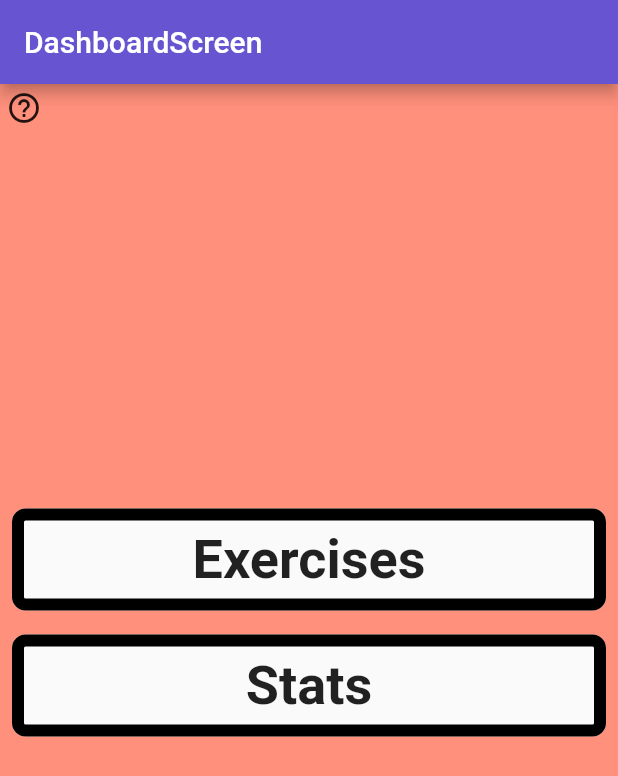
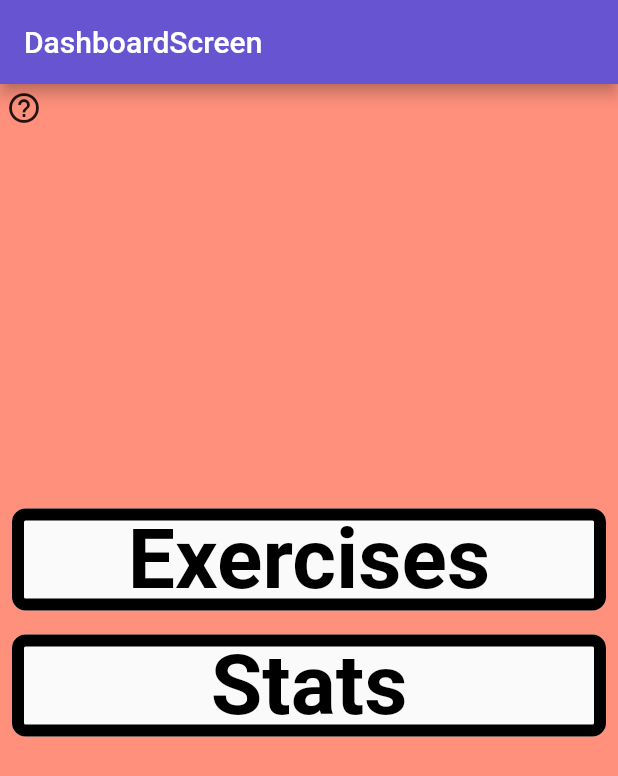
Before and after one commit to Ian-Phelon/stronks, a Flutter app: the screen it shows after launch, on a phone screen of 412 x 824 dp. Shown: the top 776 px of the screen. Run offline on Flutter 3.47's test engine with Material 2 defaults, Android fonts, the phone set to English and light mode, and no system bars; drawn by our look-alikes of google_mobile_ads; our stand-ins replace sqflite; accounts and stored records are empty; network calls fail; Roboto replaces fonts that are missing (Montserrat).

Commit message:
ETiles flexed, unfinished appwide font theme

```diff
--- a/lib/app.dart
+++ b/lib/app.dart
@@ -12,10 +12,15 @@ class App extends StatelessWidget {
   Widget build(BuildContext context) {
     return MaterialApp.router(
       theme: ThemeData(
-        primaryColor: Colors.deepPurpleAccent,
-        fontFamily: 'Montserrat',
+        fontFamily: kFontFamily,
         appBarTheme: AppBarTheme(
           color: kcolorPurpleDark,
+        ),
+        textTheme: TextTheme(
+          headline2: TextStyle(
+              fontWeight: FontWeight.w600,
+              fontFamily: kFontFamily,
+              color: Colors.black),
         ),
       ),
       routerDelegate: StronksRouterDelegate(),
--- a/lib/constants.dart
+++ b/lib/constants.dart
@@ -47,6 +47,7 @@ const String kEquipsRaisedPlatformToText = 'Raised Platform';
 ///it's 6 letters but 5th index??
 const int kAspectStringSkip = 6;
 
+const String kFontFamily = 'Montserrat';
 const TextStyle kAspectTextStyle = TextStyle(
   fontFamily: 'Montserrat',
   fontWeight: FontWeight.bold,
--- a/lib/view/dashboard/widgets/buttons.dart
+++ b/lib/view/dashboard/widgets/buttons.dart
@@ -1,7 +1,4 @@
 import 'package:flutter/material.dart';
-
-import 'package:provider/provider.dart';
-import 'package:stronks/controller/controller.dart';
 
 class DashButton extends StatelessWidget {
   final VoidCallback? onPressed;
@@ -14,6 +11,7 @@ class DashButton extends StatelessWidget {
   }) : super(key: key);
   @override
   Widget build(BuildContext context) {
+    final TextTheme textTheme = Theme.of(context).textTheme;
     return Container(
       padding: const EdgeInsets.all(8.0),
       height: 84,
@@ -31,10 +29,7 @@ class DashButton extends StatelessWidget {
           child: Center(
             child: Text(
               '$buttonText',
-              style: TextStyle(
-                fontSize: 36,
-                fontWeight: FontWeight.bold,
-              ),
+              style: textTheme.headline2,
             ),
           ),
         ),
```
Also changed, not shown: lib/view/exercises/widgets/exercise_tile.dart (+10 -12 lines).
